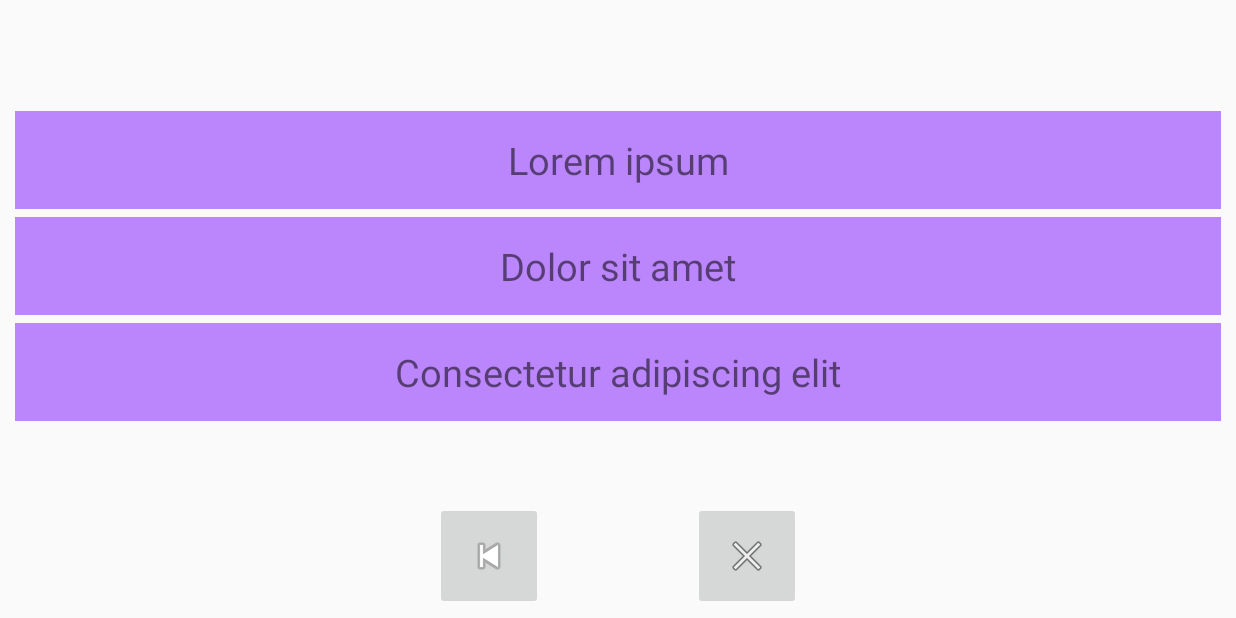
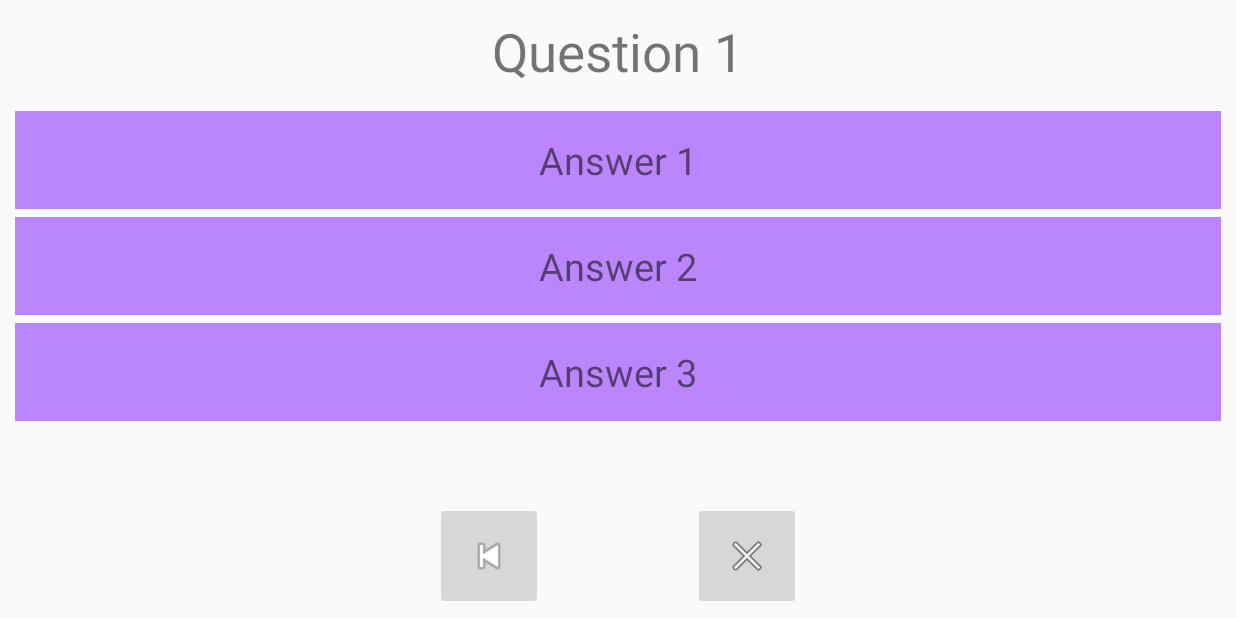
Before and after one commit to 7tsuky/raeh_application, an Android app built with Jetpack Compose: the SurveyFragment screen opened through its navigation route, on a phone screen of 824 x 412 dp (held sideways). Run offline under Robolectric (Android 15) with nearby library versions, the phone set to English and light mode, and no system bars.

Commit message:
Iterate survey

```diff
--- a/app/build.gradle
+++ b/app/build.gradle
@@ -62,6 +62,7 @@ dependencies {
     implementation 'androidx.navigation:navigation-ui-ktx:2.6.0'
     implementation 'androidx.legacy:legacy-support-v4:1.0.0'
     implementation 'androidx.recyclerview:recyclerview:1.3.1'
+    implementation 'com.google.code.gson:gson:2.8.8'
     testImplementation 'junit:junit:4.13.2'
     androidTestImplementation 'androidx.test.ext:junit:1.1.5'
     androidTestImplementation 'androidx.test.espresso:espresso-core:3.5.1'
--- a/app/src/main/java/com/alejandro/raeh_app/SurveyFragment.kt
+++ b/app/src/main/java/com/alejandro/raeh_app/SurveyFragment.kt
@@ -10,16 +10,45 @@ import android.widget.ImageButton
 import android.widget.TextView
 import android.widget.Toast
 import androidx.navigation.Navigation
+import com.google.gson.Gson
+import java.io.IOException
+import java.nio.charset.Charset
 
 /**
  * A fragment representing a list of Items.
  */
 class SurveyFragment : Fragment() {
 
+    // Survey objects
+    data class Survey(
+        val nodes: List<Node>
+    )
+    data class Node(
+        val id: Int,
+        val type: String,
+        val value: String,
+        val children: List<Int>
+    )
+
+    // XML objects
     private lateinit var surveyQuestionTextView: TextView
     private lateinit var surveyAnswersList: RecyclerView
     private lateinit var surveyBackButton: ImageButton
     private lateinit var surveyCloseButton: ImageButton
+
+    // Members
+    private var currentNodeId = 0
+    private lateinit var surveyGraph: Survey
+
+    override fun onCreate(savedInstanceState: Bundle?) {
+        super.onCreate(savedInstanceState)
+        val jsonMsg = loadJSONFile("survey.json")
+        if(jsonMsg != null){
+            surveyGraph = Gson().fromJson(jsonMsg, Survey::class.java)
+        } else {
+            return
+        }
+    }
 
     override fun onCreateView(
         inflater: LayoutInflater, container: ViewGroup?,
@@ -32,7 +61,7 @@ class SurveyFragment : Fragment() {
 
         // Configure RecyclerView Adapter
         surveyAnswersList = view.findViewById(R.id.surveyAnswersList)
-        surveyAnswersList.adapter = SurveyRecyclerViewAdapter(listOf("Lorem ipsum", "Dolor sit amet", "Consectetur adipiscing elit"))
+        updateSurvey()
 
         // Configure surveyBackButton
         surveyBackButton = view.findViewById(R.id.surveyBackButton)
@@ -49,4 +78,90 @@ class SurveyFragment : Fragment() {
         return view
     }
 
+    private fun loadJSONFile(path: String): String? {
+        var json: String? = null
+        try {
+            val inputStream = context?.assets?.open(path)
+            val size = inputStream?.available()
+            val buffer = ByteArray(size ?: 0)
+            inputStream?.read(buffer)
+            inputStream?.close()
+            json = String(buffer, Charset.defaultCharset())
+        } catch (ex: IOException) {
+            ex.printStackTrace()
+            Toast.makeText(context, "Failed loading the JSON file", Toast.LENGTH_SHORT).show()
+            return null
+        }
+        return json
+    }
+
+    private fun updateSurvey(){
+        // Fade out
+        if (currentNodeId == -1){
+            Toast.makeText(context, "Finished", Toast.LENGTH_SHORT).show()
+        }
+        val currentNode = getCurrentNode()
+        surveyQuestionTextView.text = currentNode.value
+
+        val questionSets: Array<Node> = getNextSetOfAnswers()
+        surveyAnswersList.animate().alpha(0f).setDuration(200).withEndAction {
+            surveyAnswersList.adapter = SurveyRecyclerViewAdapter(questionSets)
+
+            // Fade in
+            surveyAnswersList.alpha = 0f
+            surveyAnswersList.animate().alpha(1f).duration = 200
+        }.start()
+    }
+
+    private fun getNextSetOfAnswers(): Array<Node> {
+        // Step 1: Retrieve the current node
+        val currentNode = getCurrentNode()
+
+        // Step 2: Retrieve the child node IDs
+        val childNodeIds = currentNode.children
+
+        // Step 3 & 4: For each child node ID, retrieve the corresponding node and extract its value
+        val answers = childNodeIds.map { childId ->
+            val childNode = surveyGraph.nodes.find { it.id == childId }
+                ?: throw IllegalStateException("Child node not found in survey graph.")
+            childNode
+        }
+
+        return answers.toTypedArray()
+    }
+
+    private fun getCurrentNode(): Node {
+        return surveyGraph.nodes.find { it.id == currentNodeId }
+            ?: throw IllegalStateException("Current node not found in survey graph.")
+    }
+
+    private inner class SurveyRecyclerViewAdapter(
+        private val answers: Array<Node>
+    ) : RecyclerView.Adapter<SurveyRecyclerViewAdapter.AnswerViewHolder>() {
+
+        override fun onCreateViewHolder(parent: ViewGroup, viewType: Int): AnswerViewHolder {
+            val view = LayoutInflater.from(parent.context).inflate(R.layout.fragment_item_survey, parent, false)
+            return AnswerViewHolder(view)
+        }
+
+        override fun onBindViewHolder(holder: AnswerViewHolder, position: Int) {
+            holder.bind(answers[position])
+        }
+
+        override fun getItemCount(): Int = answers.size
+
+        inner class AnswerViewHolder(view: View) :
+            RecyclerView.ViewHolder(view) {
+
+            private val answerTextView: TextView = view.findViewById(R.id.answerTextView)
+
+            fun bind(answer: Node) {
+                answerTextView.text = answer.value;
+                answerTextView.setOnClickListener {
+                    currentNodeId = if (answer.children.isNotEmpty()) answer.children[0] else -1
+                    updateSurvey()
+                }
+            }
+        }
+    }
 }
--- a/app/src/main/java/com/alejandro/raeh_app/SurveyRecyclerViewAdapter.kt
+++ /dev/null
@@ -1,40 +0,0 @@
-package com.alejandro.raeh_app
-
-import androidx.recyclerview.widget.RecyclerView
-import android.view.LayoutInflater
-import android.view.View
-import android.view.ViewGroup
-import android.widget.TextView
-import android.widget.Toast
-
-import com.alejandro.raeh_app.databinding.FragmentItemSurveyBinding
-
-class SurveyRecyclerViewAdapter(
-    private val answers: List<String>
-) : RecyclerView.Adapter<SurveyRecyclerViewAdapter.AnswerViewHolder>() {
-
-    override fun onCreateViewHolder(parent: ViewGroup, viewType: Int): AnswerViewHolder {
-        val view = LayoutInflater.from(parent.context).inflate(R.layout.fragment_item_survey, parent, false)
-        return AnswerViewHolder(view)
-    }
-
-    override fun onBindViewHolder(holder: AnswerViewHolder, position: Int) {
-        holder.bind(answers[position])
-    }
-
-    override fun getItemCount(): Int = answers.size
-
-    inner class AnswerViewHolder(view: View) :
-        RecyclerView.ViewHolder(view) {
-
-        private val answerTextView: TextView = view.findViewById(R.id.answerTextView)
-
-        fun bind(answer: String) {
-            answerTextView.text = answer;
-            answerTextView.setOnClickListener {
-                Toast.makeText(itemView.context, "Answer clicked", Toast.LENGTH_SHORT).show()
-            }
-        }
-    }
-
-}
```
Also changed, not shown: app/src/main/assets/survey.json (+28 -10 lines).
